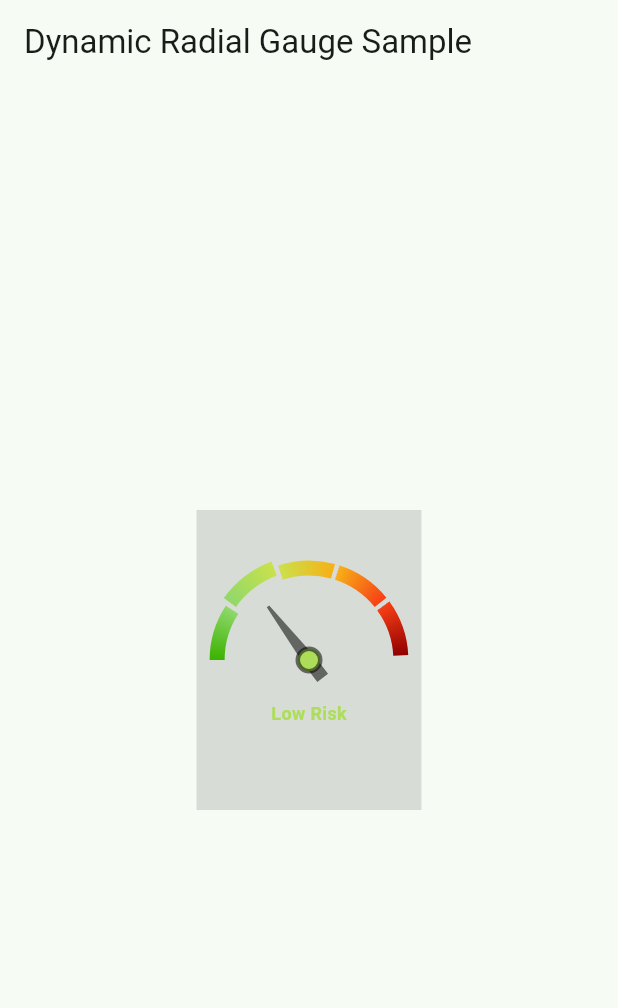
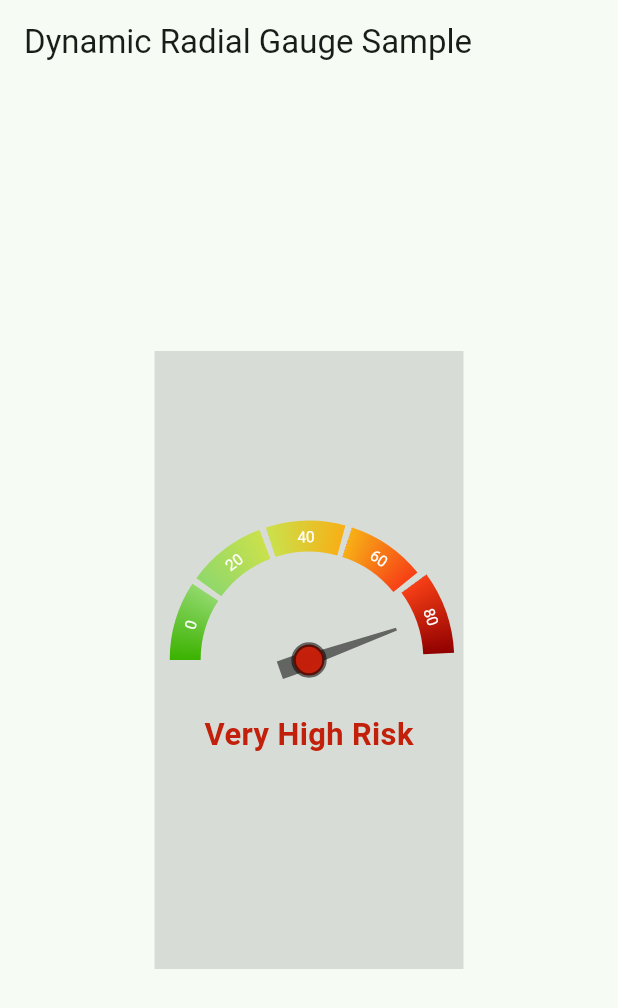
Before and after one commit to masiva89/dynamic-radial-gauge-flutter, a Flutter app: the screen it shows after launch, on a phone screen of 412 x 824 dp. Shown: the top 1008 px of the screen. Run offline on Flutter 3.47's test engine with Material 2 defaults, Android fonts, the phone set to English and light mode, and no system bars; drawn by our look-alikes of syncfusion_flutter_gauges; our stand-ins replace sizer.

Commit message:
responsive ui update

```diff
--- a/lib/main.dart
+++ b/lib/main.dart
@@ -1,4 +1,5 @@
 import 'package:flutter/material.dart';
+import 'package:sizer/sizer.dart';
 import 'package:stepper_widget/radial_gauge/example/radial_gauge_sample.dart';
 
 void main() {
--- a/lib/radial_gauge/data/radial_gauge_data.dart
+++ b/lib/radial_gauge/data/radial_gauge_data.dart
@@ -1,32 +1,37 @@
 // ignore_for_file: constant_identifier_names
 
 const Map<String, dynamic> SAMPLE_RG_DATA = {
-  "selectedIndex": 1,
+  "selectedIndex": 4,
   "levels": [
     {
       "name": "No Risk",
       "startColor": [59, 178, 0],
       "endColor": [144, 216, 107],
+      "value": 0,
     },
     {
       "name": "Low Risk",
       "startColor": [144, 216, 107],
       "endColor": [202, 225, 75],
+      "value": 20,
     },
     {
       "name": "Medium Risk",
       "startColor": [202, 225, 75],
       "endColor": [247, 176, 22],
+      "value": 40,
     },
     {
       "name": "High Risk",
       "startColor": [247, 176, 22],
       "endColor": [247, 63, 22],
+      "value": 60,
     },
     {
       "name": "Very High Risk",
       "startColor": [247, 63, 22],
       "endColor": [144, 0, 0],
+      "value": 80,
     },
   ],
 };
--- a/lib/radial_gauge/example/radial_gauge_sample.dart
+++ b/lib/radial_gauge/example/radial_gauge_sample.dart
@@ -23,6 +23,7 @@ class _RadialGaugeSampleViewState extends State<RadialGaugeSampleView> {
     for (var element in rgDataModel.levels!) {
       _pointerRanges.add(
         PointerRange(
+          label: (element.value ?? 0).toString(),
           data: element.name!,
           startColor: Color.fromRGBO(
             element.startColor![0],
@@ -58,8 +59,8 @@ class _RadialGaugeSampleViewState extends State<RadialGaugeSampleView> {
       ),
       body: Center(
         child: SizedBox(
-          width: 150,
-          height: 200,
+          height: MediaQuery.of(context).size.height * 0.5,
+          width: MediaQuery.of(context).size.width * 0.5,
           child: Center(
             child: CustomRadialGauge(
               selectedPointerIndex: _selectedIndex,
--- a/lib/radial_gauge/model/pointer_range.dart
+++ b/lib/radial_gauge/model/pointer_range.dart
@@ -17,6 +17,7 @@ class PointerRange {
   double? startWidth;
   double? endWidth;
   double? rangeOffset;
+  double? fontSize;
 
   PointerRange({
     required this.startColor,
@@ -37,6 +38,7 @@ class PointerRange {
   GaugeRange build() {
     return GaugeRange(
         label: label,
+        labelStyle: GaugeTextStyle(fontSize: fontSize ?? 10),
         startValue: startValue ?? 0,
         endValue: endValue ?? 0,
         startWidth: startWidth ?? 20,
--- a/lib/radial_gauge/model/rg_level_data_model.dart
+++ b/lib/radial_gauge/model/rg_level_data_model.dart
@@ -2,21 +2,24 @@ class RGLevelDataModel {
   String? name;
   List<int>? startColor;
   List<int>? endColor;
+  int? value;
 
   RGLevelDataModel({
     this.name,
     this.startColor,
     this.endColor,
+    this.value,
   });
 
   RGLevelDataModel.fromJson(Map<String, dynamic> json) {
     name = json['name'];
     startColor = json['startColor'];
     endColor = json['endColor'];
+    value = json['value'];
   }
 
   @override
   String toString() {
-    return 'name: $name, startColor: $startColor, endColor: $endColor';
+    return 'name: $name, startColor: $startColor, endColor: $endColor, value: $value';
   }
 }
--- a/lib/radial_gauge/widget/custom_radial_gauge.dart
+++ b/lib/radial_gauge/widget/custom_radial_gauge.dart
@@ -1,6 +1,7 @@
 // ignore_for_file: unnecessary_getters_setters
 
 import 'package:flutter/material.dart';
+import 'package:sizer/sizer.dart';
 import 'package:syncfusion_flutter_gauges/gauges.dart';
 
 import '../model/pointer_range.dart';
@@ -57,13 +58,20 @@ class _CustomRadialGaugeState extends State<CustomRadialGauge> {
       startValue = endValue + rangesPadding;
       endValue = startValue + rangeWidth;
       //startWidth = startWidth + incrementWidth;
-
       if (_selectedPointerIndex == i) {
         _pointerRanges[i].rangeOffset = 1;
         _selectedPointerRange = _pointerRanges[i];
       }
     }
     setState(() {});
+  }
+
+  void setRangeWidths(double value) {
+    for (var element in _pointerRanges) {
+      element.startWidth = value;
+      element.endWidth = value;
+      element.fontSize = value * 0.5;
+    }
   }
 
   @override
@@ -87,8 +95,13 @@ class _CustomRadialGaugeState extends State<CustomRadialGauge> {
 
   @override
   Widget build(BuildContext context) {
+    return OrientationBuilder(builder: (context, orientation) {
       return LayoutBuilder(
         builder: (ctx, constraints) {
+          double size = orientation == Orientation.portrait
+              ? constraints.maxWidth
+              : constraints.maxHeight;
+          setRangeWidths(size * 0.1);
           return SfRadialGauge(
             backgroundColor: Colors.black12,
             enableLoadingAnimation: true,
@@ -100,7 +113,7 @@ class _CustomRadialGaugeState extends State<CustomRadialGauge> {
                   ticksPosition: ElementsPosition.outside,
                   annotations: [
                     GaugeAnnotation(
-                    widget: Container(child: title),
+                      widget: Container(child: title(size * 0.1)),
                       angle: 90,
                       positionFactor: 0.5,
                     )
@@ -117,18 +130,18 @@ class _CustomRadialGaugeState extends State<CustomRadialGauge> {
                       enableAnimation: true,
                       animationDuration: 2000,
                       animationType: AnimationType.easeOutBack,
-                    needleEndWidth: constraints.maxWidth * 0.03,
-                    needleLength: constraints.maxWidth * 0.3,
+                      needleEndWidth: size * 0.02,
+                      needleLength: size * 0.3,
                       lengthUnit: GaugeSizeUnit.logicalPixel,
                       needleColor: _needleColor,
                       tailStyle: TailStyle(
-                      width: constraints.maxWidth * 0.03,
-                      length: constraints.maxWidth * 0.1,
+                        width: size * 0.03,
+                        length: size * 0.1,
                         lengthUnit: GaugeSizeUnit.logicalPixel,
                         color: _needleColor,
                       ),
                       knobStyle: KnobStyle(
-                      knobRadius: constraints.maxWidth * 0.05,
+                        knobRadius: size * 0.05,
                         sizeUnit: GaugeSizeUnit.logicalPixel,
                         borderColor: _needleColor,
                         borderWidth: 3,
@@ -145,14 +158,17 @@ class _CustomRadialGaugeState extends State<CustomRadialGauge> {
           );
         },
       );
+    });
   }
 
-  Widget get title => Text(
+  Widget title(double size) {
+    return Text(
       _selectedPointerRange.data,
       style: TextStyle(
-          fontSize: 12,
+        fontSize: size,
         fontWeight: FontWeight.bold,
         color: _selectedPointerRange.middleColor ?? Colors.white,
       ),
     );
   }
+}
--- a/pubspec.yaml
+++ b/pubspec.yaml
@@ -36,6 +36,7 @@ dependencies:
   # Use with the CupertinoIcons class for iOS style icons.
   cupertino_icons: ^1.0.2
   syncfusion_flutter_gauges: ^21.2.10
+  sizer: ^2.0.15
 
 dev_dependencies:
   flutter_test:
```
Also changed, not shown: pubspec.lock. Lines whose indentation alone changed are shown as unchanged.
